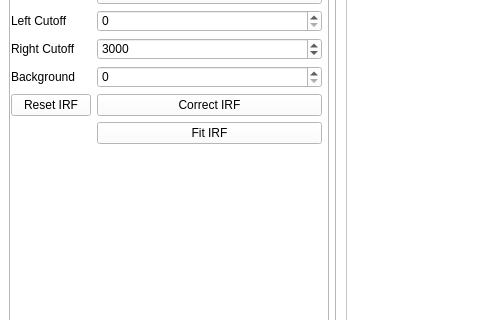
Above: qt_app/gui/agbp_flimfitter.ui from Tomkaehst/PhasorFLIM before the change; both pictures show x 0 to 480 and y 128 to 448 of the 1230 by 893 pixel window. Below: the same form after it.
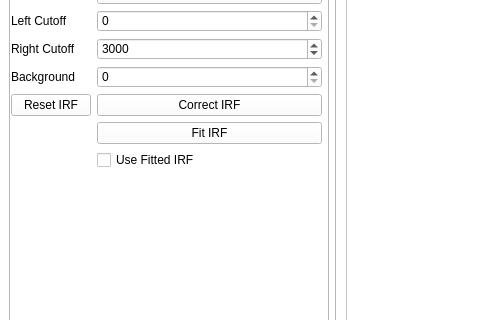
That is the form after the change. The open tabs and pages were chosen to show the change. Custom widgets are drawn as their Qt base class.

Patch:
```diff
--- a/qt_app/gui/agbp_flimfitter.ui
+++ b/qt_app/gui/agbp_flimfitter.ui
@@ -318,6 +318,13 @@
            </property>
           </widget>
          </item>
+         <item row="12" column="1">
+          <widget class="QCheckBox" name="checkBox_useFittedIRF">
+           <property name="text">
+            <string>Use Fitted IRF</string>
+           </property>
+          </widget>
+         </item>
         </layout>
        </widget>
       </widget>
```
